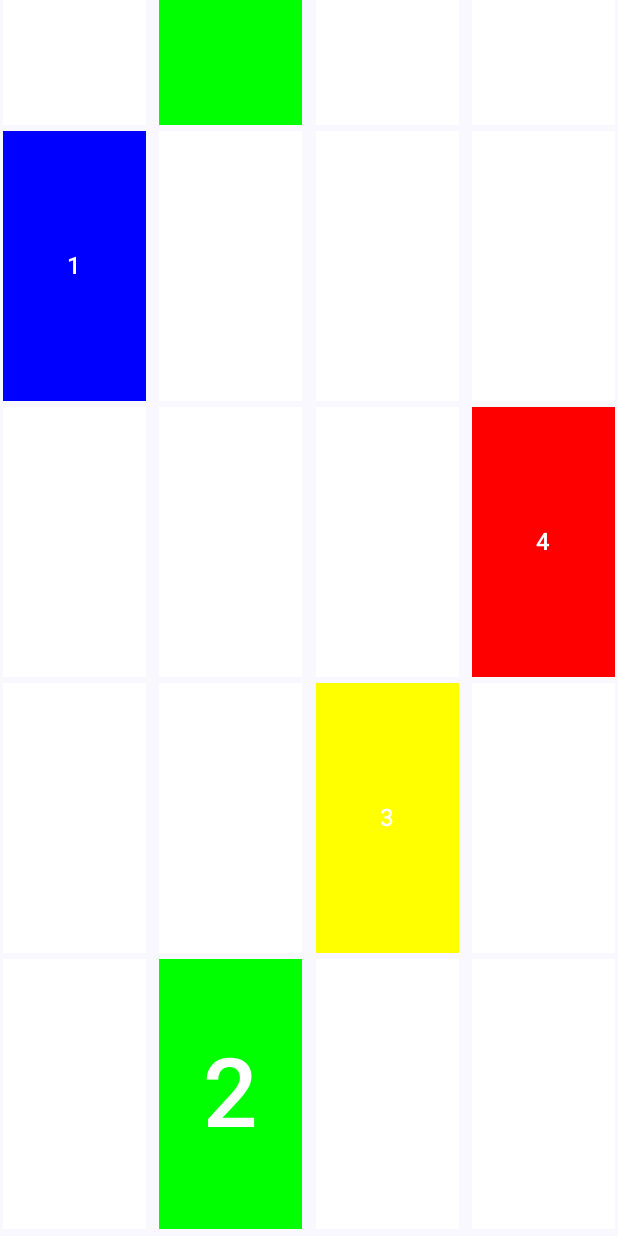
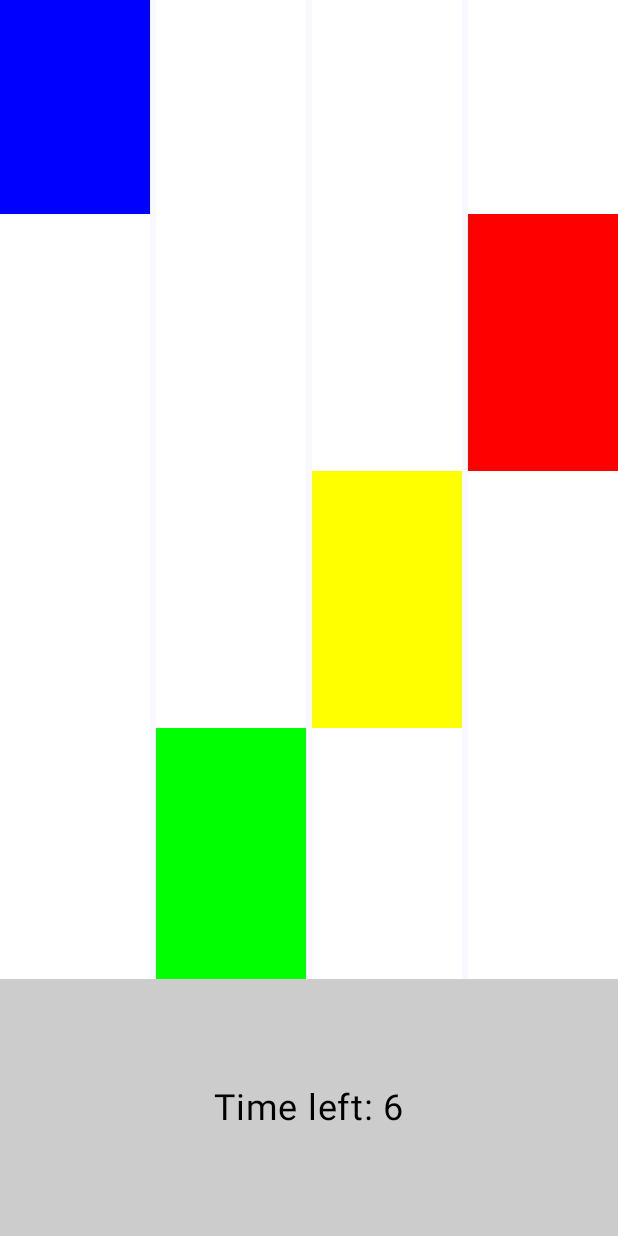
Before and after one commit to EdyPEN/Rainbow-Tiles, an Android app built with Jetpack Compose: the screen it shows after launch (MainActivity), on a phone screen of 412 x 824 dp. Run offline under Robolectric (Android 15) with nearby library versions, the light colour scheme and no system bars.

Commit message:
Timer and Cyan Tiles

```diff
--- a/app/src/main/java/pt/iade/games/rainbowtilesapp/MainActivity.kt
+++ b/app/src/main/java/pt/iade/games/rainbowtilesapp/MainActivity.kt
@@ -7,6 +7,7 @@ import android.util.DisplayMetrics
 import androidx.activity.ComponentActivity
 import androidx.activity.compose.setContent
 import androidx.activity.enableEdgeToEdge
+import androidx.compose.foundation.background
 import androidx.compose.foundation.layout.Arrangement
 import androidx.compose.foundation.layout.Box
 import androidx.compose.foundation.layout.Column
@@ -24,6 +25,7 @@ import androidx.compose.material3.ButtonDefaults
 import androidx.compose.material3.Scaffold
 import androidx.compose.material3.Text
 import androidx.compose.runtime.Composable
+import androidx.compose.runtime.LaunchedEffect
 import androidx.compose.runtime.getValue
 import androidx.compose.runtime.mutableIntStateOf
 import androidx.compose.runtime.remember
@@ -36,18 +38,20 @@ import androidx.compose.ui.tooling.preview.Preview
 import androidx.compose.ui.unit.Dp
 import androidx.compose.ui.unit.dp
 import androidx.compose.ui.unit.sp
-import pt.iade.games.rainbowtilesapp.ui.theme.RainbowTilesAppTheme
+import kotlinx.coroutines.delay
 import pt.iade.games.rainbowtilesapp.ui.theme.RainbowTilesAppTheme
 import kotlin.random.Random
 var numberOfRows: Int = 20
 var numberOfButtons: Int = 4
-var rowHeight: Float = 180f
-var padding: Float = 2f
-var rowsBeaten: Int = 0
-val blue: Int = 1
-val green: Int = 2
-val yellow: Int = 3
-val red: Int = 4
+var rowHeight: Float = 171f
+var padding: Float = 0f
+var buttonWidth: Float = 100f
+const val startingTime = 6
+const val blue: Int = 1
+const val green: Int = 2
+const val yellow: Int = 3
+const val red: Int = 4
+const val cyan: Int = 5
 class MainActivity : ComponentActivity() {
     override fun onCreate(savedInstanceState: Bundle?) {
         super.onCreate(savedInstanceState)
@@ -70,88 +74,177 @@ fun MainView() {
     val context = LocalContext.current
     val displayHeight = getScreenHeight(context)
 
+    // How many rows the player has beaten
     var rowsBeaten by remember { mutableIntStateOf(0) }
 
+    // Timer state
+    var timeLeft by remember { mutableIntStateOf(startingTime) }
+    var isTimerRunning by remember { mutableIntStateOf(0) } // 0 = stopped, 1 = running
+
+    // Timer logic: counts down when running, resets game at 0
+    LaunchedEffect(isTimerRunning, timeLeft) {
+        if (isTimerRunning == 1 && timeLeft > 0) {
+            delay(1000L) // 1 second
+            timeLeft -= 1
+
+            if (timeLeft == 0) {
+                // Time is up → reset game
+                rowsBeaten = 0
+                isTimerRunning = 0
+                timeLeft = startingTime
+            }
+        }
+    }
+
     Scaffold(modifier = Modifier.fillMaxSize()) { innerPadding ->
+        Column(
+            modifier = Modifier
+                .fillMaxSize()
+                .padding(innerPadding)
+        ) {
+            // ---------- GAME AREA (TILES) ----------
             Box(
                 modifier = Modifier
-                .fillMaxSize()
+                    .weight(1f)               // take all free space above timer
+                    .fillMaxWidth()
                     .offset(
                         x = 0.dp,
-                    y = -((((numberOfRows) / 2f) - rowsBeaten) * (rowHeight + (padding * 2.125f)) - displayHeight / 2).dp
+                        y = -(
+                                (((numberOfRows + 1) / 2f) - rowsBeaten) * (rowHeight + (padding * 2.125f)) -
+                                        displayHeight / 2
+                                ).dp
                     )
-
             ) {
-            Column (
+                Column(
                     modifier = Modifier
                         .fillMaxWidth()
                         .wrapContentHeight(unbounded = true),
                     verticalArrangement = Arrangement.Bottom
                 ) {
-                var highlightedKeyNumber: Int = 1
-                var firstRow: Boolean = false
+                    var highlightedKeyNumber: Int
+                    var firstRow: Boolean
 
-                for (i in numberOfRows downTo 1 step 1)
-                {
-                    highlightedKeyNumber = i%4 + 1
-                    if (i == rowsBeaten + 1)
-                    {
+                    for (i in numberOfRows downTo 1) {
+                        // Column of the correct tile: 1..4
+                        var highlightedKeyNumber = i % 4 + 1
+
+                        // Every 8th row is a cyan bonus row
+                        val isCyanRow = i % 8 == 0
+
+                        if (i == rowsBeaten + 1) {
+                            // This is the active (bottom) row
                             firstRow = true
-                        TilesRow(firstRow, highlightedKeyNumber = highlightedKeyNumber, onTileClick = {rowsBeaten++})
+
+                            TilesRow(
+                                firstRow = firstRow,
+                                highlightedKeyNumber = highlightedKeyNumber,
+                                isCyan = isCyanRow,
+                                onCorrectClick = {
+                                    // Start timer on very first correct tile
+                                    if (isTimerRunning == 0 && rowsBeaten == 0) {
+                                        isTimerRunning = 1
+                                        timeLeft = startingTime
                                     }
-                    else
-                    {
+
+                                    // Bonus time if this row is cyan
+                                    if (isCyanRow) {
+                                        timeLeft += 2
+                                    }
+
+                                    rowsBeaten++
+                                },
+                                onWrongClick = {
+                                    // Wrong tile → reset game and timer
+                                    rowsBeaten = 0
+                                    isTimerRunning = 0
+                                    timeLeft = startingTime
+                                }
+                            )
+                        } else {
+                            // Not the active row
                             firstRow = false
-                        TilesRow(firstRow, highlightedKeyNumber = highlightedKeyNumber, onTileClick = { })
+
+                            TilesRow(
+                                firstRow = firstRow,
+                                highlightedKeyNumber = highlightedKeyNumber,
+                                isCyan = isCyanRow,
+                                onCorrectClick = {
+                                    // not used
+                                },
+                                onWrongClick = {
+                                    // Any tap in non-active rows is a mistake
+                                    rowsBeaten = 0
+                                    isTimerRunning = 0
+                                    timeLeft = startingTime
                                 }
-                }
+                            )
                         }
                     }
                 }
             }
 
+            // ---------- TIMER BAR AT BOTTOM ----------
+            Box(
+                modifier = Modifier
+                    .fillMaxWidth()
+                    .height(rowHeight.dp)          // same height as a tile row
+                    .background(Color.LightGray),
+                contentAlignment = Alignment.Center
+            ) {
+                Text(
+                    text = "Time left: $timeLeft",
+                    fontSize = 24.sp,
+                    color = Color.Black
+                )
+            }
+        }
+    }
+}
 @Composable
 fun TilesRow(
     firstRow: Boolean,
     highlightedKeyNumber: Int,
-    onTileClick: () -> Unit
+    isCyan: Boolean,
+    onCorrectClick: () -> Unit,
+    onWrongClick: () -> Unit
 ) {
-    Row (
+    Row(
         horizontalArrangement = Arrangement.SpaceBetween,
         modifier = Modifier
             .fillMaxWidth()
     ) {
-        var buttonColor: Color
         for (i in 1..numberOfButtons) {
 
-            if (i == highlightedKeyNumber)
-            {
-                if (highlightedKeyNumber == blue)
-                {
-                    buttonColor = Color.Blue.copy(alpha = 1f)
-                }
-                else if (highlightedKeyNumber == green)
-                {
-                    buttonColor = Color.Green.copy(alpha = 1f)
-                }
-                else if (highlightedKeyNumber == yellow)
-                {
-                    buttonColor = Color.Yellow.copy(alpha = 1f)
-                }
-                else if (highlightedKeyNumber == red)
-                {
-                    buttonColor = Color.Red.copy(alpha = 1f)
-                }
-                else
-                {
-                    buttonColor = Color.Black.copy(alpha = 1f)
+            val isCorrectTile = (i == highlightedKeyNumber)
+
+            if (isCorrectTile) {
+                // Decide color for the CORRECT tile
+                val buttonColor: Color = if (isCyan) {
+                    // SUPER BRIGHT cyan so it’s impossible to miss
+                    Color(0xFF00FFFF)
+                } else if (highlightedKeyNumber == blue) {
+                    Color.Blue
+                } else if (highlightedKeyNumber == green) {
+                    Color.Green
+                } else if (highlightedKeyNumber == yellow) {
+                    Color.Yellow
+                } else if (highlightedKeyNumber == red) {
+                    Color.Red
+                } else {
+                    Color.Black
                 }
 
                 Button(
-                    onClick = onTileClick,
+                    onClick = {
+                        if (firstRow) {
+                            onCorrectClick()
+                        } else {
+                            onWrongClick()
+                        }
+                    },
                     modifier = Modifier
                         .padding(padding.dp)
-                        .width(95.dp)
+                        .width(buttonWidth.dp)
                         .height(rowHeight.dp),
                     shape = CutCornerShape(
                         topStart = 0f,
@@ -161,30 +254,22 @@ fun TilesRow(
                     ),
                     colors = ButtonDefaults.buttonColors(buttonColor),
                 ) {
-                    if (firstRow)
-                    {
-                        Text(
-                            text = "$i",
-                            fontSize = 64.sp
-                        )
-                    }
-                    else
-                    {
-                        Text(
-                            "$i",
-                            fontSize = 16.sp
-                        )
+                    // Optional: show debug text on cyan tiles
+                    if (isCyan) {
+                        Text("+2", fontSize = 20.sp, color = Color.Black)
                     }
                 }
-            }
-            else
-            {
-                buttonColor = Color.White.copy(alpha = 1f)
+            } else {
+                // White tiles are always "wrong"
+                val buttonColor = Color.White
+
                 Button(
-                    onClick = { },
+                    onClick = {
+                        onWrongClick()
+                    },
                     modifier = Modifier
                         .padding(padding.dp)
-                        .width(95.dp)
+                        .width(buttonWidth.dp)
                         .height(rowHeight.dp),
                     shape = CutCornerShape(
                         topStart = 0f,
@@ -194,27 +279,13 @@ fun TilesRow(
                     ),
                     colors = ButtonDefaults.buttonColors(buttonColor),
                 ) {
-                    if (firstRow)
-                    {
-                        Text(
-                            text = "$i",
-                            fontSize = 64.sp
-                        )
+                    // empty tile
                 }
-                    else
-                    {
-                        Text(
-                            "$i",
-                            fontSize = 16.sp
-                        )
+            }
         }
     }
 }
 
-
-        }
-    }
-}
 
 @Composable
 fun Greeting(name: String, modifier: Modifier = Modifier) {
```
Lines whose indentation alone changed are shown as unchanged.
